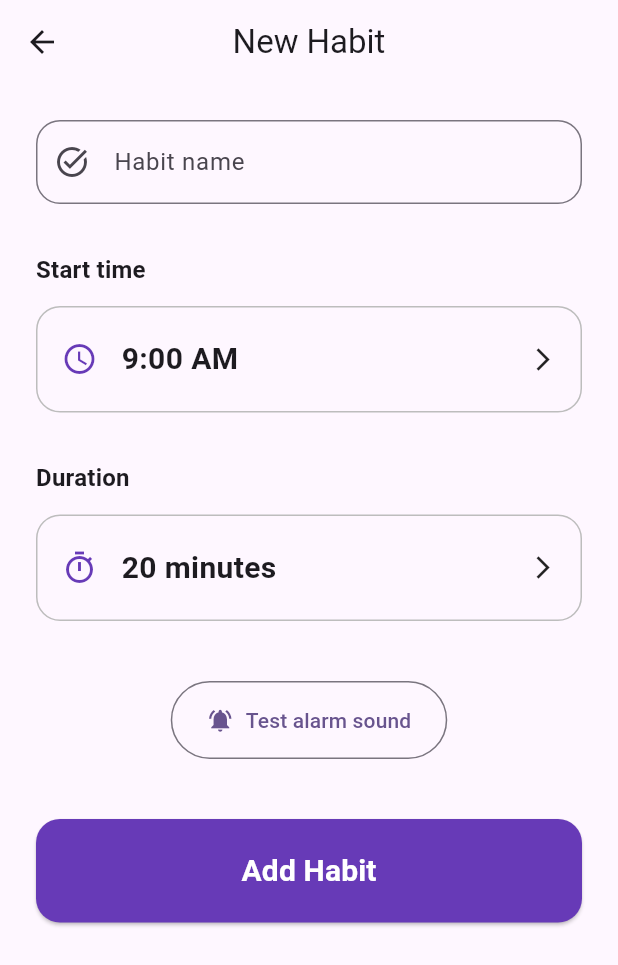
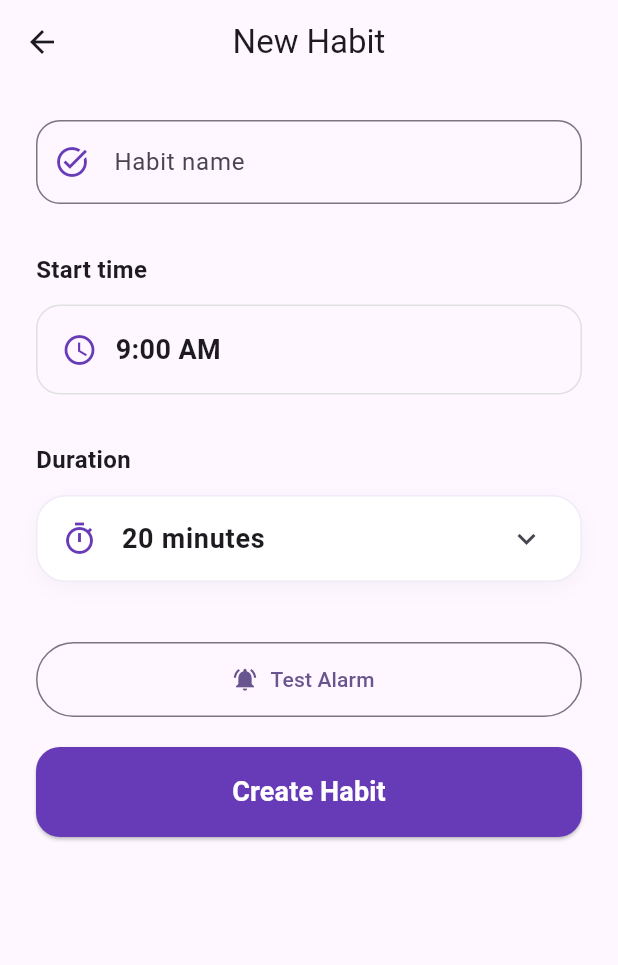
Before and after one commit to Guru-raghav3245/habit_builder, a Flutter app: the AddEditHabitScreen screen opened directly, on a phone screen of 412 x 824 dp. Shown: the top 965 px of the screen. Run offline on Flutter 3.47's test engine with Material 3 defaults, Android fonts, the phone set to English and light mode, and no system bars; our stand-ins replace flutter_heatmap_calendar, flutter_local_notifications, flutter_riverpod, shared_preferences, timezone, wakelock_plus; accounts and stored records are empty.

Commit message:
feat: Refactor AddEditHabitScreen to optimize duration selection; replace selected duration logic with ValueNotifier for smoother UI updates; enhance layout and styling for better user experience.

```diff
--- a/lib/screens/add_edit_habit_screen.dart
+++ b/lib/screens/add_edit_habit_screen.dart
@@ -1,5 +1,5 @@
 import 'package:flutter/material.dart';
-import 'package:flutter/physics.dart';
+import 'package:flutter/services.dart';
 import 'package:flutter_riverpod/flutter_riverpod.dart';
 import 'package:habit_builder/models/habit.dart';
 import 'package:habit_builder/providers/habits_provider.dart';
@@ -7,7 +7,7 @@ import 'package:habit_builder/services/notification_service.dart';
 
 class AddEditHabitScreen extends ConsumerStatefulWidget {
   final Habit? habitToEdit;
-  final bool isEmbedded; // For use inside DetailScreen without extra Scaffold
+  final bool isEmbedded;
 
   const AddEditHabitScreen({
     super.key,
@@ -23,332 +23,239 @@ class _AddEditHabitScreenState extends ConsumerState<AddEditHabitScreen> {
   final _formKey = GlobalKey<FormState>();
   late TextEditingController _nameController;
   late TimeOfDay _selectedTime;
-  late int _selectedDuration;
+
+  // Use ValueNotifier to prevent full-screen lag during scrolls
+  late ValueNotifier<int> _durationNotifier;
   late bool _reminderEnabled;
   late bool _focusModeEnabled;
   late bool _isDurationExpanded;
   late FixedExtentScrollController _durationController;
 
-  // Duolingo / Calm–style presets
   final List<int> durationPresets = [5, 10, 15, 20, 30, 45, 60];
-  final double _itemExtent = 50.0;
+  final double _itemExtent = 45.0;
   final int _maxDuration = 120;
 
   @override
   void initState() {
     super.initState();
-    _nameController = TextEditingController(
-      text: widget.habitToEdit?.name ?? '',
-    );
-    _selectedTime =
-        widget.habitToEdit?.startTime ?? const TimeOfDay(hour: 9, minute: 0);
-    _selectedDuration = widget.habitToEdit?.durationMinutes ?? 20;
+    _nameController = TextEditingController(text: widget.habitToEdit?.name ?? '');
+    _selectedTime = widget.habitToEdit?.startTime ?? const TimeOfDay(hour: 9, minute: 0);
+
+    final initialDuration = widget.habitToEdit?.durationMinutes ?? 20;
+    _durationNotifier = ValueNotifier<int>(initialDuration);
+
     _reminderEnabled = widget.habitToEdit?.reminderEnabled ?? true;
     _focusModeEnabled = widget.habitToEdit?.focusModeEnabled ?? false;
     _isDurationExpanded = false;
-    _durationController = FixedExtentScrollController();
-    _durationController.addListener(_onDurationScroll);
+    _durationController = FixedExtentScrollController(initialItem: initialDuration - 1);
   }
 
   @override
   void dispose() {
     _nameController.dispose();
     _durationController.dispose();
+    _durationNotifier.dispose();
     super.dispose();
   }
 
-  void _onDurationScroll() {
-    final index = (_durationController.offset / _itemExtent).round().clamp(0, _maxDuration - 1);
-    final newDuration = index + 1;
-    if (newDuration != _selectedDuration) {
-      setState(() => _selectedDuration = newDuration);
-    }
-  }
-
-  void _toggleDurationExpansion() {
-    setState(() => _isDurationExpanded = !_isDurationExpanded);
-    if (_isDurationExpanded) {
-      WidgetsBinding.instance.addPostFrameCallback((_) {
-        _durationController.animateTo(
-          (_selectedDuration - 1) * _itemExtent,
-          duration: const Duration(milliseconds: 300),
-          curve: Curves.easeInOut,
+  void _onPresetSelected(int minutes) {
+    HapticFeedback.mediumImpact();
+    _durationNotifier.value = minutes;
+    _durationController.animateToItem(
+      minutes - 1,
+      duration: const Duration(milliseconds: 400),
+      curve: Curves.decelerate,
     );
-      });
-    }
-  }
-
-  void _onPresetSelected(int minutes) {
-    setState(() => _selectedDuration = minutes);
-    _durationController.animateTo(
-      (minutes - 1) * _itemExtent,
-      duration: const Duration(milliseconds: 300),
-      curve: Curves.easeInOut,
-    );
-  }
-
-  void _onDoneDuration() {
-    setState(() => _isDurationExpanded = false);
-  }
-
-  Future<void> _pickTime() async {
-    final TimeOfDay? picked = await showTimePicker(
-      context: context,
-      initialTime: _selectedTime,
-      builder: (context, child) => Theme(
-        data: Theme.of(context).copyWith(
-          timePickerTheme: TimePickerThemeData(
-            backgroundColor: Theme.of(context).scaffoldBackgroundColor,
-            hourMinuteColor: Colors.deepPurple.shade50,
-            hourMinuteTextColor: Colors.deepPurple,
-            dayPeriodColor: Colors.deepPurple.shade100,
-            dayPeriodTextColor: Colors.deepPurple,
-            dialBackgroundColor: Colors.deepPurple.shade50,
-            dialHandColor: Colors.deepPurple,
-          ),
-        ),
-        child: child!,
-      ),
-    );
-    if (picked != null && picked != _selectedTime) {
-      setState(() => _selectedTime = picked);
-    }
   }
 
   Future<void> _saveHabit() async {
     if (!_formKey.currentState!.validate()) return;
-
     final notifier = ref.read(habitsProvider.notifier);
 
     if (widget.habitToEdit == null) {
       await notifier.addHabit(
         name: _nameController.text.trim(),
         startTime: _selectedTime,
-        durationMinutes: _selectedDuration,
+        durationMinutes: _durationNotifier.value,
         reminderEnabled: _reminderEnabled,
       );
     } else {
       final updated = widget.habitToEdit!.copyWith(
         name: _nameController.text.trim(),
         startTime: _selectedTime,
-        durationMinutes: _selectedDuration,
+        durationMinutes: _durationNotifier.value,
         reminderEnabled: _reminderEnabled,
         focusModeEnabled: _focusModeEnabled,
       );
       await notifier.updateHabit(updated);
     }
+    if (mounted && !widget.isEmbedded) Navigator.of(context).pop();
   }
 
-  Widget get content => SingleChildScrollView(
+  @override
+  Widget build(BuildContext context) {
+    final content = SingleChildScrollView(
       padding: const EdgeInsets.all(24),
       child: Form(
         key: _formKey,
         child: Column(
           crossAxisAlignment: CrossAxisAlignment.start,
           children: [
-          TextFormField(
+            _buildTextField(),
+            const SizedBox(height: 32),
+            _buildTimePicker(),
+            const SizedBox(height: 32),
+            _buildDurationSection(), // Optimized Section
+            const SizedBox(height: 40),
+            _buildActionButtons(),
+          ],
+        ),
+      ),
+    );
+
+    return widget.isEmbedded
+        ? content
+        : Scaffold(
+            appBar: AppBar(title: Text(widget.habitToEdit == null ? 'New Habit' : 'Edit Habit'), centerTitle: true),
+            body: content,
+          );
+  }
+
+  Widget _buildTextField() {
+    return TextFormField(
       controller: _nameController,
-            textInputAction: TextInputAction.next,
       decoration: InputDecoration(
         labelText: 'Habit name',
-              hintText: 'e.g., Morning Meditation',
-              border: OutlineInputBorder(
-                borderRadius: BorderRadius.circular(16),
+        prefixIcon: const Icon(Icons.task_alt, color: Colors.deepPurple),
+        border: OutlineInputBorder(borderRadius: BorderRadius.circular(16)),
       ),
-              prefixIcon: const Icon(Icons.task_alt),
-            ),
-            validator: (v) =>
-                v?.trim().isEmpty ?? true ? 'Please enter a habit name' : null,
-          ),
-          const SizedBox(height: 32),
-          Text(
-            'Start time',
-            style: Theme.of(
-              context,
-            ).textTheme.titleMedium?.copyWith(fontWeight: FontWeight.bold),
-          ),
+      validator: (v) => v?.trim().isEmpty ?? true ? 'Please enter a name' : null,
+    );
+  }
+
+  Widget _buildTimePicker() {
+    return Column(
+      crossAxisAlignment: CrossAxisAlignment.start,
+      children: [
+        const Text('Start time', style: TextStyle(fontWeight: FontWeight.bold, fontSize: 16)),
         const SizedBox(height: 12),
         InkWell(
-            onTap: _pickTime,
-            borderRadius: BorderRadius.circular(16),
+          onTap: () async {
+            final picked = await showTimePicker(context: context, initialTime: _selectedTime);
+            if (picked != null) setState(() => _selectedTime = picked);
+          },
           child: Container(
-              padding: const EdgeInsets.symmetric(horizontal: 16, vertical: 20),
+            padding: const EdgeInsets.all(16),
             decoration: BoxDecoration(
-                border: Border.all(color: Colors.grey.shade400),
+              border: Border.all(color: Colors.grey.shade300),
               borderRadius: BorderRadius.circular(16),
             ),
             child: Row(
               children: [
                 const Icon(Icons.access_time, color: Colors.deepPurple),
-                  const SizedBox(width: 16),
-                  Text(
-                    _selectedTime.format(context),
-                    style: const TextStyle(
-                      fontSize: 20,
-                      fontWeight: FontWeight.w600,
-                    ),
-                  ),
-                  const Spacer(),
-                  const Icon(Icons.arrow_forward_ios, size: 18),
+                const SizedBox(width: 12),
+                Text(_selectedTime.format(context), style: const TextStyle(fontSize: 18, fontWeight: FontWeight.w600)),
               ],
             ),
           ),
         ),
-          const SizedBox(height: 32),
-          Text(
-            'Duration',
-            style: Theme.of(
-              context,
-            ).textTheme.titleMedium?.copyWith(fontWeight: FontWeight.bold),
-          ),
+      ],
+    );
+  }
+
+  Widget _buildDurationSection() {
+    return Column(
+      crossAxisAlignment: CrossAxisAlignment.start,
+      children: [
+        const Text('Duration', style: TextStyle(fontWeight: FontWeight.bold, fontSize: 16)),
         const SizedBox(height: 12),
-          InkWell(
-            onTap: _toggleDurationExpansion,
-            borderRadius: BorderRadius.circular(16),
-            child: Container(
-              padding: const EdgeInsets.symmetric(horizontal: 16, vertical: 20),
+        Container(
           decoration: BoxDecoration(
-                border: Border.all(color: Colors.grey.shade400),
-                borderRadius: BorderRadius.circular(16),
-              ),
-              child: Row(
-                children: [
-                  const Icon(Icons.timer_outlined, color: Colors.deepPurple),
-                  const SizedBox(width: 16),
-                  Text(
-                    '$_selectedDuration minutes',
-                    style: const TextStyle(
-                      fontSize: 20,
-                      fontWeight: FontWeight.w600,
-                    ),
-                  ),
-                  const Spacer(),
-                  Icon(
-                    Icons.arrow_forward_ios,
-                    size: 18,
-                    color: _isDurationExpanded ? Colors.deepPurple : null,
+            color: Colors.white,
+            borderRadius: BorderRadius.circular(20),
+            border: Border.all(color: Colors.deepPurple.withOpacity(0.1)),
+            boxShadow: [
+              BoxShadow(
+                color: Colors.black.withOpacity(0.03),
+                blurRadius: 10,
+                offset: const Offset(0, 4),
               ),
             ],
           ),
+          child: Column(
+            children: [
+              // Header Toggle
+              ListTile(
+                onTap: () => setState(() => _isDurationExpanded = !_isDurationExpanded),
+                leading: const Icon(Icons.timer_outlined, color: Colors.deepPurple),
+                title: ValueListenableBuilder(
+                  valueListenable: _durationNotifier,
+                  builder: (context, value, _) => Text(
+                    '$value minutes',
+                    style: const TextStyle(fontWeight: FontWeight.bold, fontSize: 18),
                   ),
                 ),
+                trailing: Icon(_isDurationExpanded ? Icons.expand_less : Icons.expand_more),
+              ),
+
+              // Animated Expanded Part
               AnimatedSize(
-            duration: const Duration(milliseconds: 300),
-            curve: Curves.easeInOut,
+                duration: const Duration(milliseconds: 250),
                 child: _isDurationExpanded
-                ? Column(
-                    crossAxisAlignment: CrossAxisAlignment.start,
+                    ? Container(
+                        padding: const EdgeInsets.fromLTRB(16, 0, 16, 16),
+                        child: Column(
                           children: [
-                      const SizedBox(height: 16),
-                      Text(
-                        'Select duration',
-                        style: Theme.of(context).textTheme.titleSmall,
+                            const Divider(),
+                            const SizedBox(height: 12),
+                            // Presets
+                            SingleChildScrollView(
+                              scrollDirection: Axis.horizontal,
+                              child: Row(
+                                children: durationPresets.map((m) => Padding(
+                                  padding: const EdgeInsets.only(right: 8),
+                                  child: ValueListenableBuilder(
+                                    valueListenable: _durationNotifier,
+                                    builder: (context, current, _) => ChoiceChip(
+                                      label: Text('$m min'),
+                                      selected: current == m,
+                                      onSelected: (_) => _onPresetSelected(m),
+                                      selectedColor: Colors.deepPurple,
+                                      labelStyle: TextStyle(color: current == m ? Colors.white : Colors.black),
                                     ),
-                      const SizedBox(height: 12),
-                      // Presets chips
-                      Wrap(
-                        spacing: 12,
-                        runSpacing: 12,
-                        children: durationPresets.map((minutes) {
-                          final selected = _selectedDuration == minutes;
-                          return ChoiceChip(
-                            label: Text('$minutes min'),
-                            selected: selected,
-                            selectedColor: Colors.deepPurple.shade50,
-                            labelStyle: TextStyle(
-                              color: selected ? Colors.deepPurple : null,
-                              fontWeight: selected ? FontWeight.bold : FontWeight.normal,
                                   ),
-                            onSelected: (_) => _onPresetSelected(minutes),
-                          );
-                        }).toList(),
+                                )).toList(),
                               ),
-                      const SizedBox(height: 24),
-                      // Wheel picker
+                            ),
+                            const SizedBox(height: 20),
+                            // Optimized Wheel
                             SizedBox(
-                        height: 200,
-                        child: ListWheelScrollView.useDelegate(
-                          perspective: 0.002,
-                          physics: const FixedExtentScrollPhysics(),
+                              height: 140,
+                              child: Stack(
+                                alignment: Alignment.center,
+                                children: [
+                                  Container(
+                                    height: 40,
+                                    width: double.infinity,
+                                    decoration: BoxDecoration(
+                                      color: Colors.deepPurple.withOpacity(0.05),
+                                      borderRadius: BorderRadius.circular(8),
+                                    ),
+                                  ),
+                                  ListWheelScrollView.useDelegate(
                                     controller: _durationController,
                                     itemExtent: _itemExtent,
+                                    physics: const FixedExtentScrollPhysics(),
+                                    onSelectedItemChanged: (index) {
+                                      HapticFeedback.selectionClick();
+                                      _durationNotifier.value = index + 1;
+                                    },
                                     childDelegate: ListWheelChildBuilderDelegate(
-                            builder: (context, index) {
-                              final minutes = index + 1;
-                              final isPreset = durationPresets.contains(minutes);
-                              return Container(
-                                alignment: Alignment.center,
-                                padding: const EdgeInsets.symmetric(vertical: 8),
+                                      childCount: _maxDuration,
+                                      builder: (context, index) => Center(
                                         child: Text(
-                                  '$minutes min',
-                                  style: TextStyle(
-                                    fontSize: 24,
-                                    fontWeight: isPreset ? FontWeight.bold : FontWeight.normal,
-                                    color: isPreset ? Colors.deepPurple : null,
-                                  ),
-                                ),
-                              );
-                            },
-                            childCount: _maxDuration,
-                          ),
-                        ),
-                      ),
-                      const SizedBox(height: 24),
-                      // Done button
-                      SizedBox(
-                        width: double.infinity,
-                        child: ElevatedButton(
-                          onPressed: _onDoneDuration,
-                          style: ElevatedButton.styleFrom(
-                            backgroundColor: Colors.deepPurple,
-                            foregroundColor: Colors.white,
-                            shape: RoundedRectangleBorder(
-                              borderRadius: BorderRadius.circular(16),
-                            ),
-                          ),
-                          child: const Text(
-                            'Done',
-                            style: TextStyle(fontWeight: FontWeight.bold),
-                          ),
-                        ),
-                      ),
-                      const SizedBox(height: 24),
-                    ],
-                  )
-                : const SizedBox.shrink(),
-          ),
-          const SizedBox(height: 40),
-          Center(
-            child: OutlinedButton.icon(
-              onPressed: NotificationService.testAlarm,
-              icon: const Icon(Icons.notifications_active),
-              label: const Text('Test alarm sound'),
-              style: OutlinedButton.styleFrom(
-                padding: const EdgeInsets.symmetric(
-                  horizontal: 24,
-                  vertical: 16,
-                ),
-              ),
-            ),
-          ),
-          const SizedBox(height: 40),
-          SizedBox(
-            width: double.infinity,
-            child: ElevatedButton(
-              onPressed: _saveHabit,
-              style: ElevatedButton.styleFrom(
-                padding: const EdgeInsets.symmetric(vertical: 20),
-                shape: RoundedRectangleBorder(
-                  borderRadius: BorderRadius.circular(16),
-                ),
-                backgroundColor: Colors.deepPurple,
-              ),
-              child: Text(
-                widget.habitToEdit == null ? 'Add Habit' : 'Save Changes',
-                style: const TextStyle(
-                  fontSize: 20,
-                  fontWeight: FontWeight.bold,
-                  color: Colors.white,
+                                          '${index + 1} min',
+                                          style: const TextStyle(fontSize: 20, fontWeight: FontWeight.w500),
                                         ),
                                       ),
                                     ),
@@ -356,15 +263,40 @@ class _AddEditHabitScreenState extends ConsumerState<AddEditHabitScreen> {
                                 ],
                               ),
                             ),
+                          ],
+                        ),
+                      )
+                    : const SizedBox.shrink(),
+              ),
+            ],
+          ),
+        ),
+      ],
     );
+  }
 
-  @override
-  Widget build(BuildContext context) {
-    return widget.isEmbedded
-        ? content
-        : Scaffold(
-            appBar: AppBar(title: const Text('New Habit'), centerTitle: true),
-            body: content,
+  Widget _buildActionButtons() {
+    return Column(
+      children: [
+        OutlinedButton.icon(
+          onPressed: NotificationService.testAlarm,
+          icon: const Icon(Icons.notifications_active),
+          label: const Text('Test Alarm'),
+          style: OutlinedButton.styleFrom(minimumSize: const Size(double.infinity, 50)),
+        ),
+        const SizedBox(height: 20),
+        ElevatedButton(
+          onPressed: _saveHabit,
+          style: ElevatedButton.styleFrom(
+            backgroundColor: Colors.deepPurple,
+            foregroundColor: Colors.white,
+            minimumSize: const Size(double.infinity, 60),
+            shape: RoundedRectangleBorder(borderRadius: BorderRadius.circular(16)),
+          ),
+          child: Text(widget.habitToEdit == null ? 'Create Habit' : 'Save Changes',
+            style: const TextStyle(fontSize: 18, fontWeight: FontWeight.bold)),
+        ),
+      ],
     );
   }
 }
```
Lines whose indentation alone changed are shown as unchanged.
